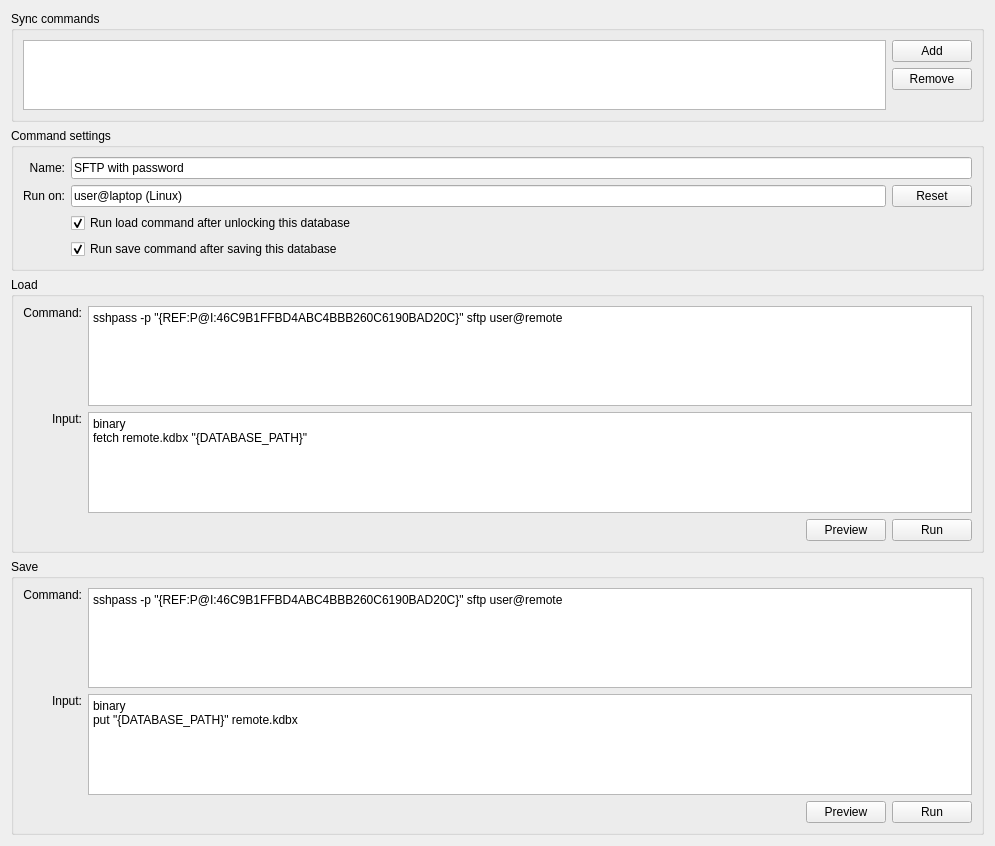
Before: the Qt Designer form src/gui/dbsettings/DatabaseSettingsWidgetSyncCommand.ui in RaHoni/keepassxc, drawn with Qt 5.
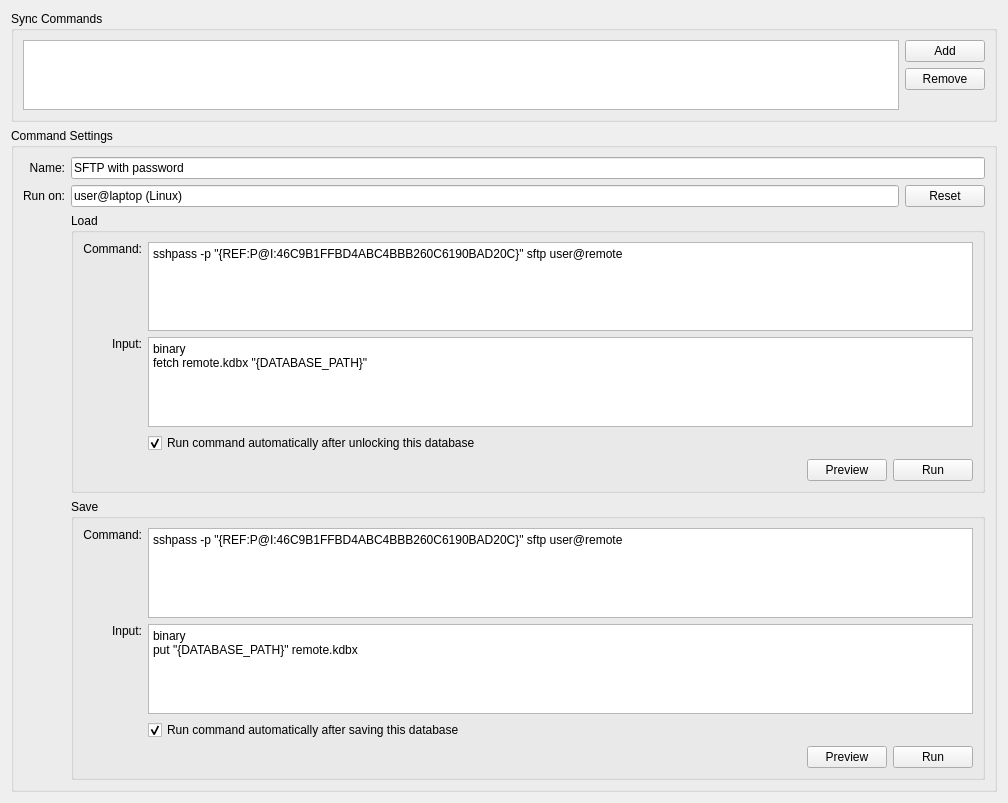
After: the same form once the commit is applied.

Commit message: groupboxes nested

```diff
--- a/src/gui/dbsettings/DatabaseSettingsWidgetSyncCommand.ui
+++ b/src/gui/dbsettings/DatabaseSettingsWidgetSyncCommand.ui
@@ -6,8 +6,8 @@
    <rect>
     <x>0</x>
     <y>0</y>
-    <width>995</width>
-    <height>846</height>
+    <width>1008</width>
+    <height>803</height>
    </rect>
   </property>
   <property name="windowTitle">
@@ -17,7 +17,7 @@
    <item>
     <widget class="QGroupBox" name="groupBox_2">
      <property name="title">
-      <string>Sync commands</string>
+      <string>Sync Commands</string>
      </property>
      <layout class="QVBoxLayout" name="verticalLayout_2">
       <item>
@@ -64,7 +64,7 @@
    <item>
     <widget class="QGroupBox" name="groupBox_4">
      <property name="title">
-      <string>Command settings</string>
+      <string>Command Settings</string>
      </property>
      <layout class="QGridLayout" name="gridLayout_3">
       <item row="1" column="1">
@@ -108,71 +108,65 @@
         </property>
        </widget>
       </item>
-      <item row="2" column="1">
-       <widget class="QCheckBox" name="checkBox">
-        <property name="text">
-         <string>Run load command after unlocking this database</string>
-        </property>
-        <property name="checked">
-         <bool>true</bool>
-        </property>
-       </widget>
-      </item>
-      <item row="3" column="1" colspan="2">
-       <widget class="QCheckBox" name="checkBox_2">
-        <property name="text">
-         <string>Run save command after saving this database</string>
-        </property>
-        <property name="checked">
-         <bool>true</bool>
-        </property>
-       </widget>
-      </item>
-     </layout>
-    </widget>
-   </item>
-   <item>
+      <item row="4" column="1" colspan="2">
     <widget class="QGroupBox" name="groupBox">
+        <property name="enabled">
+         <bool>true</bool>
+        </property>
      <property name="title">
       <string>Load</string>
      </property>
      <layout class="QGridLayout" name="gridLayout">
-      <item row="0" column="0">
-       <widget class="QLabel" name="label_3">
-        <property name="text">
-         <string>Command:</string>
-        </property>
-        <property name="alignment">
-         <set>Qt::AlignRight|Qt::AlignTop|Qt::AlignTrailing</set>
-        </property>
-       </widget>
-      </item>
-      <item row="0" column="1">
-       <widget class="QPlainTextEdit" name="plainTextEdit_7">
-        <property name="plainText">
-         <string>sshpass -p &quot;{REF:P@I:46C9B1FFBD4ABC4BBB260C6190BAD20C}&quot; sftp user@remote</string>
-        </property>
-       </widget>
-      </item>
-      <item row="1" column="0">
-       <widget class="QLabel" name="label_7">
-        <property name="text">
-         <string>Input:</string>
-        </property>
-        <property name="alignment">
-         <set>Qt::AlignRight|Qt::AlignTop|Qt::AlignTrailing</set>
-        </property>
-       </widget>
-      </item>
-      <item row="1" column="1">
+         <item row="2" column="1">
        <widget class="QPlainTextEdit" name="plainTextEdit_6">
+           <property name="sizePolicy">
+            <sizepolicy hsizetype="Expanding" vsizetype="MinimumExpanding">
+             <horstretch>0</horstretch>
+             <verstretch>0</verstretch>
+            </sizepolicy>
+           </property>
+           <property name="minimumSize">
+            <size>
+             <width>0</width>
+             <height>30</height>
+            </size>
+           </property>
         <property name="plainText">
          <string>binary
 fetch remote.kdbx &quot;{DATABASE_PATH}&quot;</string>
         </property>
        </widget>
       </item>
-      <item row="2" column="1">
+         <item row="2" column="0">
+          <widget class="QLabel" name="label_7">
+           <property name="text">
+            <string>Input:</string>
+           </property>
+           <property name="alignment">
+            <set>Qt::AlignRight|Qt::AlignTop|Qt::AlignTrailing</set>
+           </property>
+          </widget>
+         </item>
+         <item row="1" column="1">
+          <widget class="QPlainTextEdit" name="plainTextEdit_7">
+           <property name="sizePolicy">
+            <sizepolicy hsizetype="Expanding" vsizetype="MinimumExpanding">
+             <horstretch>0</horstretch>
+             <verstretch>0</verstretch>
+            </sizepolicy>
+           </property>
+           <property name="minimumSize">
+            <size>
+             <width>0</width>
+             <height>30</height>
+            </size>
+           </property>
+           <property name="plainText">
+            <string>sshpass -p &quot;{REF:P@I:46C9B1FFBD4ABC4BBB260C6190BAD20C}&quot; sftp user@remote</string>
+           </property>
+          </widget>
+         </item>
+         <item row="4" column="1">
        <layout class="QHBoxLayout" name="horizontalLayout_2">
         <item>
          <spacer name="horizontalSpacer_2">
@@ -206,51 +200,95 @@
         </item>
        </layout>
       </item>
+         <item row="1" column="0">
+          <widget class="QLabel" name="label_3">
+           <property name="text">
+            <string>Command:</string>
+           </property>
+           <property name="alignment">
+            <set>Qt::AlignRight|Qt::AlignTop|Qt::AlignTrailing</set>
+           </property>
+          </widget>
+         </item>
+         <item row="3" column="1">
+          <widget class="QCheckBox" name="checkBox">
+           <property name="text">
+            <string>Run command automatically after unlocking this database</string>
+           </property>
+           <property name="checked">
+            <bool>true</bool>
+           </property>
+          </widget>
+         </item>
      </layout>
     </widget>
    </item>
-   <item>
+      <item row="5" column="1" colspan="2">
     <widget class="QGroupBox" name="groupBox_3">
      <property name="title">
       <string>Save</string>
      </property>
      <layout class="QGridLayout" name="gridLayout_2">
-      <item row="0" column="0">
-       <widget class="QLabel" name="label_2">
+         <item row="2" column="0">
+          <widget class="QLabel" name="label_6">
         <property name="text">
-         <string>Command:</string>
+            <string>Input:</string>
         </property>
         <property name="alignment">
          <set>Qt::AlignRight|Qt::AlignTop|Qt::AlignTrailing</set>
         </property>
        </widget>
       </item>
-      <item row="1" column="1">
+         <item row="2" column="1">
        <widget class="QPlainTextEdit" name="plainTextEdit_5">
+           <property name="sizePolicy">
+            <sizepolicy hsizetype="Expanding" vsizetype="MinimumExpanding">
+             <horstretch>0</horstretch>
+             <verstretch>0</verstretch>
+            </sizepolicy>
+           </property>
+           <property name="minimumSize">
+            <size>
+             <width>0</width>
+             <height>30</height>
+            </size>
+           </property>
         <property name="plainText">
          <string>binary
 put &quot;{DATABASE_PATH}&quot; remote.kdbx</string>
         </property>
        </widget>
       </item>
-      <item row="0" column="1">
+         <item row="1" column="1">
        <widget class="QPlainTextEdit" name="plainTextEdit_4">
+           <property name="sizePolicy">
+            <sizepolicy hsizetype="Expanding" vsizetype="MinimumExpanding">
+             <horstretch>0</horstretch>
+             <verstretch>0</verstretch>
+            </sizepolicy>
+           </property>
+           <property name="minimumSize">
+            <size>
+             <width>0</width>
+             <height>30</height>
+            </size>
+           </property>
         <property name="plainText">
          <string>sshpass -p &quot;{REF:P@I:46C9B1FFBD4ABC4BBB260C6190BAD20C}&quot; sftp user@remote</string>
         </property>
        </widget>
       </item>
       <item row="1" column="0">
-       <widget class="QLabel" name="label_6">
+          <widget class="QLabel" name="label_2">
         <property name="text">
-         <string>Input:</string>
+            <string>Command:</string>
         </property>
         <property name="alignment">
          <set>Qt::AlignRight|Qt::AlignTop|Qt::AlignTrailing</set>
         </property>
        </widget>
       </item>
-      <item row="2" column="1">
+         <item row="4" column="1">
        <layout class="QHBoxLayout" name="horizontalLayout">
         <item>
          <spacer name="horizontalSpacer">
@@ -284,21 +322,21 @@
         </item>
        </layout>
       </item>
+         <item row="3" column="1">
+          <widget class="QCheckBox" name="checkBox_2">
+           <property name="text">
+            <string>Run command automatically after saving this database</string>
+           </property>
+           <property name="checked">
+            <bool>true</bool>
+           </property>
+          </widget>
+         </item>
      </layout>
     </widget>
    </item>
-   <item>
-    <spacer name="verticalSpacer">
-     <property name="orientation">
-      <enum>Qt::Vertical</enum>
-     </property>
-     <property name="sizeHint" stdset="0">
-      <size>
-       <width>20</width>
-       <height>40</height>
-      </size>
-     </property>
-    </spacer>
+     </layout>
+    </widget>
    </item>
   </layout>
  </widget>
```
Left out of the diff: 4 changed lines with no effect on the pictures. Lines whose indentation alone changed are shown as unchanged. The commit also changes 1 other file.
